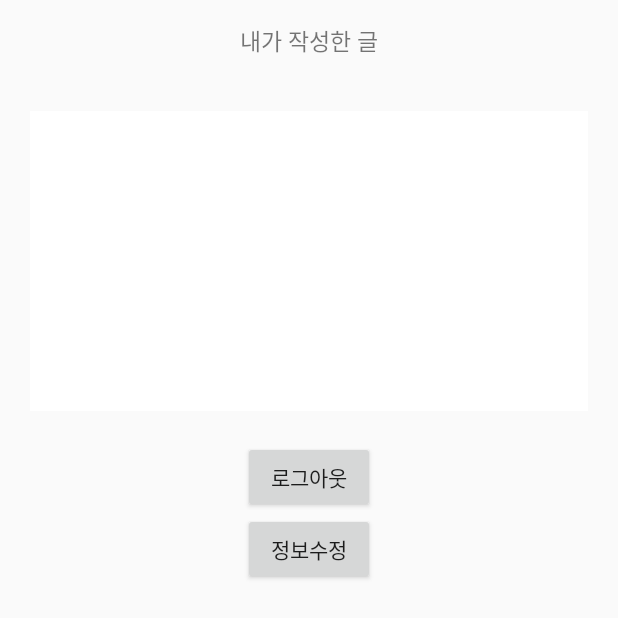
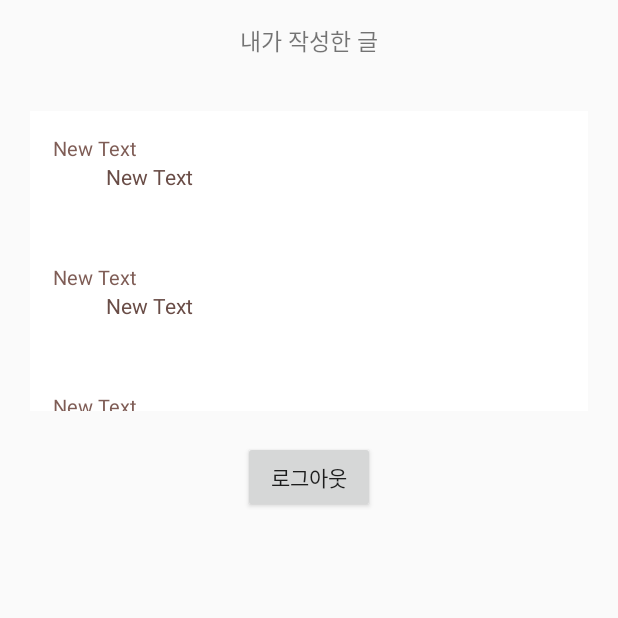
Before and after one commit to Leejieun3001/KIKEE, an Android app: the layout fragment_my_page.xml on its own in the app's theme, with its tools: preview values and no code run, on a phone screen of 412 x 824 dp. Shown: the top 618 px of the screen. Run offline under Robolectric (Android 15) with nearby library versions, the phone set to English and light mode, and no system bars; Roboto replaces fonts that are not available here.

Commit message:
안드로이드 마이페이지 구현

```diff
--- a/FRONTEND/app/src/main/java/kidskeeper/sungshin/or/kr/kikee/Adult/Community/CommunityFragment.java
+++ b/FRONTEND/app/src/main/java/kidskeeper/sungshin/or/kr/kikee/Adult/Community/CommunityFragment.java
@@ -41,7 +41,6 @@ public class CommunityFragment extends Fragment {
     @BindView(R.id.reviewlist_floatingbutton_fab)
     FloatingActionButton addNotice;
 
-    private boolean flag = true;
     String TAG = "CommunityFragment";
     private NetworkService service;
 
--- a/FRONTEND/app/src/main/java/kidskeeper/sungshin/or/kr/kikee/Network/NetworkService.java
+++ b/FRONTEND/app/src/main/java/kidskeeper/sungshin/or/kr/kikee/Network/NetworkService.java
@@ -49,6 +49,10 @@ public interface NetworkService {
     @GET("/board/total")
     Call<BoardListReult> getBoardListResult();
 
+
+    @GET("/board/total/mine")
+    Call<BoardListReult> getMineBoardResult(@Query("user_idx") String user_idx);
+
     @POST("/board")
     Call<BoardDetailResult> getBoardDetailResult(@Body BoardDetail boardDetail);
 
--- a/FRONTEND/app/src/main/res/layout/fragment_my_page.xml
+++ b/FRONTEND/app/src/main/res/layout/fragment_my_page.xml
@@ -15,11 +15,12 @@
         android:textSize="15sp" />
 
     <android.support.v7.widget.RecyclerView
-        android:id="@+id/my_landmark_recyclerView_userrecyclerview"
+        android:id="@+id/mypage_recyvlerview_recyclerview"
         android:layout_width="match_parent"
         android:layout_height="200dp"
         android:layout_margin="20dp"
-        android:background="@color/colorWhite"></android.support.v7.widget.RecyclerView>
+        android:background="@color/colorWhite"
+        tools:listitem="@layout/item_my_board"></android.support.v7.widget.RecyclerView>
 
     <Button
         android:id="@+id/mypage_button_logout"
@@ -28,10 +29,4 @@
         android:layout_gravity="center"
         android:text="로그아웃" />
 
-    <Button
-        android:id="@+id/mypage_button_mypage"
-        android:layout_width="wrap_content"
-        android:layout_height="wrap_content"
-        android:layout_gravity="center"
-        android:text="정보수정" />
 </LinearLayout>
--- a/FRONTEND/app/src/main/res/layout/item_my_board.xml
+++ b/FRONTEND/app/src/main/res/layout/item_my_board.xml
@@ -1,6 +1,28 @@
 <?xml version="1.0" encoding="utf-8"?>
 <LinearLayout xmlns:android="http://schemas.android.com/apk/res/android"
+    android:id="@+id/itemreview_layout_layout"
     android:layout_width="match_parent"
-    android:layout_height="match_parent">
+    android:layout_height="55dp"
+    android:layout_margin="15dp"
+    android:background="@color/colorWhite"
+    android:orientation="vertical">
 
+
+    <TextView
+        android:id="@+id/my_board_textview_title"
+        android:layout_width="wrap_content"
+        android:layout_height="wrap_content"
+        android:text="New Text"
+        android:textColor="@color/colorPrimaryDark"
+        android:textSize="13dp" />
+
+
+    <TextView
+        android:id="@+id/my_board_textview_content"
+        android:layout_width="wrap_content"
+        android:layout_height="match_parent"
+        android:layout_marginStart="35dp"
+        android:text="New Text"
+        android:textColor="#694C46"
+        android:textSize="14dp" />
 </LinearLayout>
```
Also changed, not shown: FRONTEND/app/src/main/java/kidskeeper/sungshin/or/kr/kikee/Adult/Mypage/MineBoradAdpater.java (added, +78 -0 lines), FRONTEND/app/src/main/java/kidskeeper/sungshin/or/kr/kikee/Adult/Mypage/MyPageFragment.java (+90 -4 lines).
